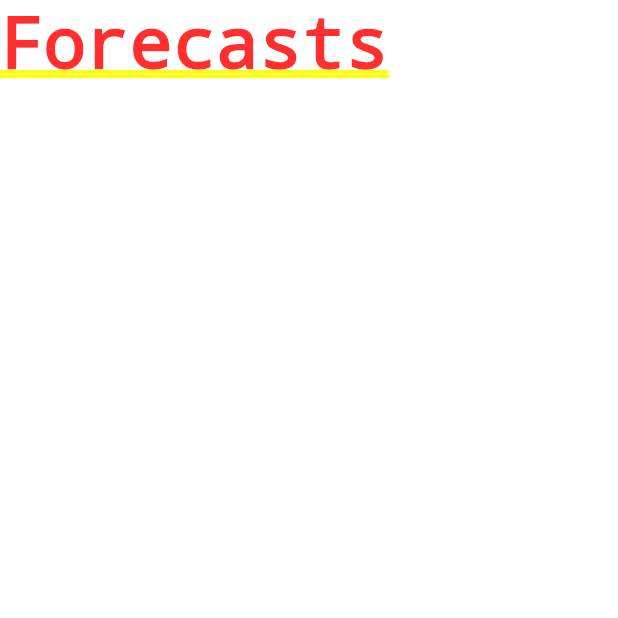
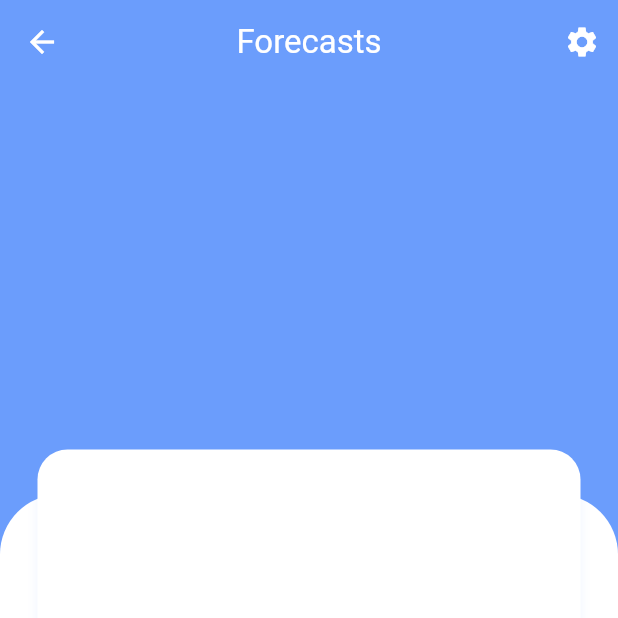
Before and after one commit to MohamedAliBouajila/flutter_weather_app, a Flutter app: the screen it shows after launch, after a tap on "Forecasts", on a phone screen of 412 x 824 dp, the top half of it. Run offline on Flutter 3.47's test engine with Material 3 defaults, Android fonts, the phone set to English and light mode, and no system bars; our stand-ins replace flutter_dotenv, modal_bottom_sheet; network calls fail.

Commit message:
Add DetailsPage and navigate to it from HomeScreen

```diff
--- a/lib/screens/detailsScreen.dart
+++ b/lib/screens/detailsScreen.dart
@@ -0,0 +1,100 @@
+import 'package:flutter/material.dart';
+import 'package:weather_app/utils/constants.dart';
+
+class DetailsPage extends StatefulWidget {
+  final List<dynamic> dailyWeatherForecast;
+  const DetailsPage({super.key, required this.dailyWeatherForecast});
+
+  @override
+  State<DetailsPage> createState() => _DetailsPageState();
+}
+
+class _DetailsPageState extends State<DetailsPage> {
+  final Constants _constants = Constants();
+
+  @override
+  Widget build(BuildContext context) {
+
+  Size size = MediaQuery.of(context).size;
+  List<dynamic> dailyWeatherForecast = widget.dailyWeatherForecast;
+
+
+  Map forecastDetails(int index) {
+    return {
+      "date": dailyWeatherForecast[index]["date"],
+      "maxtemp_c": dailyWeatherForecast[index]["day"]["maxtemp_c"],
+      "mintemp_c": dailyWeatherForecast[index]["day"]["mintemp_c"],
+      "avgtemp_c": dailyWeatherForecast[index]["day"]["avgtemp_c"],
+      "maxwind_kph": dailyWeatherForecast[index]["day"]["maxwind_kph"],
+      "totalprecip_mm": dailyWeatherForecast[index]["day"]["totalprecip_mm"],
+      "avgvis_km": dailyWeatherForecast[index]["day"]["avgvis_km"],
+      "uv": dailyWeatherForecast[index]["day"]["uv"],
+      "condition": dailyWeatherForecast[index]["day"]["condition"],
+    };
+
+  }
+    return Scaffold(
+      backgroundColor: _constants.primaryColor,
+      appBar: AppBar(
+        title: const Text('Forecasts', style: TextStyle(color: Colors.white),),
+        centerTitle: true,
+        elevation: 0,
+        iconTheme: const IconThemeData(color: Colors.white),
+        backgroundColor: _constants.primaryColor,
+        actions: [
+          IconButton(
+            onPressed: () {},
+            icon: const Icon(Icons.settings,color: Colors.white,),
+          ),
+        ],
+      ),
+      body: Stack(alignment: Alignment.center,
+      clipBehavior: Clip.none,
+      children: [
+        Positioned(
+          bottom: 0,
+          left: 0,
+          child: Container(
+            height: size.height * .60,
+            width: size.width,
+            decoration: const BoxDecoration(
+              color: Colors.white,
+              borderRadius: BorderRadius.only(
+                topLeft: Radius.circular(40),
+                topRight: Radius.circular(40)
+              )
+            ),
+            child: Stack(clipBehavior: Clip.none,
+              children: [
+                Positioned(
+                  top: -30,
+                  left: 25,
+                  right: 25,
+                  child: Container(
+                    height: 250,
+                    width: size.width * .5,
+                    decoration: BoxDecoration(
+                      color: Colors.white,
+                       borderRadius:BorderRadius.all(
+                          Radius.circular(20)
+                       ),
+                      boxShadow: [
+                        BoxShadow(
+                          offset: const Offset(0, 1),
+                          blurRadius: 5,
+                          color: _constants.primaryColor.withOpacity(.1),
+                        ),
+                      ]
+                    ),
+                  ),
+                ),
+
+              ],
+            )
+          ),
+        ),
+      ]
+         ));
+
+  }
+}
--- a/lib/screens/homeScreen.dart
+++ b/lib/screens/homeScreen.dart
@@ -4,6 +4,7 @@ import 'package:flutter/widgets.dart';
 import 'package:intl/intl.dart';
 import 'package:modal_bottom_sheet/modal_bottom_sheet.dart';
 import 'package:weather_app/model/weather.dart';
+import 'package:weather_app/screens/detailsScreen.dart';
 import 'package:weather_app/services/apiService.dart';
 import 'package:weather_app/utils/constants.dart';
 import 'package:weather_app/utils/helpers.dart';
@@ -271,7 +272,7 @@ Container(
                           onTap: (){
                             Navigator.push(context,
                             MaterialPageRoute(builder:
-                          (context)=>const Text('Forecasts')));
+                          (context)=>DetailsPage(dailyWeatherForecast: weather!.dailyWeatherForecast,)));
                              },
                           child: Text('Forecasts',style: TextStyle(
                             fontSize: 20,
```
